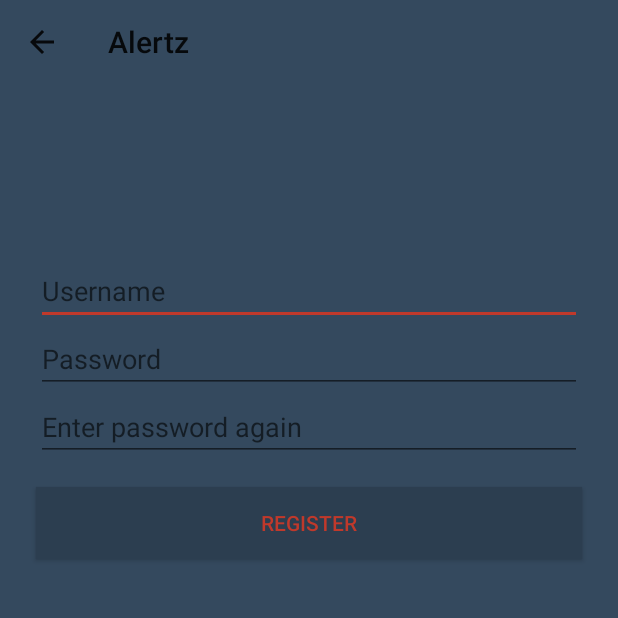
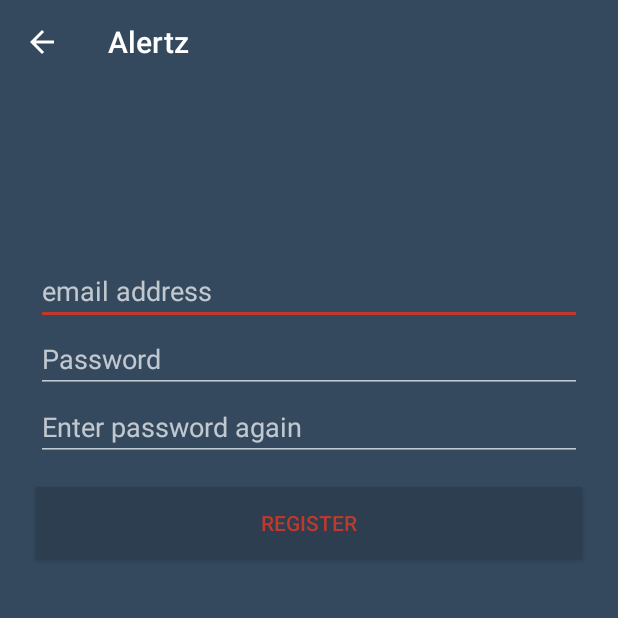
Before and after one commit to droidappsfactory/Alertz, an Android app: the screen it shows after launch (SignUpActivity), after a tap on "Sign up", on a phone screen of 412 x 824 dp, the top half of it. Run offline under Robolectric (Android 15) with nearby library versions, the phone set to English and light mode, and no system bars; our stand-ins replace Firebase (no records; nobody signed in at launch, a user with empty details on screens opened directly).

Commit message:
First copy

```diff
--- a/app/src/main/AndroidManifest.xml
+++ b/app/src/main/AndroidManifest.xml
@@ -26,6 +26,7 @@
         </provider>
 
         <activity
+            android:theme="@style/AppThemeNoActionBar"
             android:launchMode="singleInstance"
             android:name=".LoginActivity">
             <intent-filter>
--- a/app/src/main/java/com/droidappsfactory/alertz/LoginActivity.java
+++ b/app/src/main/java/com/droidappsfactory/alertz/LoginActivity.java
@@ -1,5 +1,6 @@
 package com.droidappsfactory.alertz;
 
+import android.app.Activity;
 import android.app.ProgressDialog;
 import android.content.Context;
 import android.content.Intent;
@@ -90,6 +91,7 @@ public class LoginActivity extends AppCompatActivity {
             public void onClick(View view) {
                 Intent intent = new Intent(context,SignUpActivity.class);
                 startActivity(intent);
+                overridePendingTransition(R.anim.move_right_in_activity,R.anim.move_left_out_activity);
             }
         });
     }
--- a/app/src/main/java/com/droidappsfactory/alertz/SignUpActivity.java
+++ b/app/src/main/java/com/droidappsfactory/alertz/SignUpActivity.java
@@ -67,7 +67,7 @@ public class SignUpActivity extends AppCompatActivity {
                     Toast.makeText(context,"Please re-enter your password",Toast.LENGTH_SHORT).show();
                     return;
                 }
-                if(passWord.equalsIgnoreCase(retypePassWord)){
+                if(!passWord.equalsIgnoreCase(retypePassWord)){
                     Toast.makeText(context,"Entered passwords didn't match",Toast.LENGTH_SHORT).show();
                     et_passowrd.setText("");
                     et_retype_pwd.setText("");
--- a/app/src/main/res/layout/activity_login.xml
+++ b/app/src/main/res/layout/activity_login.xml
@@ -15,9 +15,9 @@
         android:layout_marginRight="24dp"
         android:layout_marginTop="218dp"
         android:ems="10"
+        android:hint="@string/email"
+        android:inputType="textPersonName"
         android:textColor="@color/colorAccent"
-        android:hint="@string/username"
-        android:inputType="textPersonName"
         app:layout_constraintHorizontal_bias="0.0"
         app:layout_constraintLeft_toLeftOf="parent"
         app:layout_constraintRight_toRightOf="parent"
--- a/app/src/main/res/layout/activity_signup.xml
+++ b/app/src/main/res/layout/activity_signup.xml
@@ -16,7 +16,7 @@
         android:layout_marginTop="171dp"
         android:ems="10"
         android:textColor="@color/colorAccent"
-        android:hint="@string/username"
+        android:hint="@string/email"
         android:inputType="textPersonName"
         app:layout_constraintHorizontal_bias="0.0"
         app:layout_constraintLeft_toLeftOf="parent"
--- a/app/src/main/res/values/strings.xml
+++ b/app/src/main/res/values/strings.xml
@@ -7,4 +7,5 @@
     <string name="register">Register</string>
     <string name="logout">Logout</string>
     <string name="retypepwd">Enter password again</string>
+    <string name="email">email address</string>
 </resources>
--- a/app/src/main/res/values/styles.xml
+++ b/app/src/main/res/values/styles.xml
@@ -8,7 +8,7 @@
         <item name="colorAccent">@color/colorAccent</item>
     </style>
 
-    <style name="AppThemeNoActionBar" parent="Theme.AppCompat.Light.NoActionBar">
+    <style name="AppThemeNoActionBar" parent="Theme.AppCompat.NoActionBar">
         <!-- Customize your theme here. -->
         <item name="colorPrimary">@color/colorPrimary</item>
         <item name="colorPrimaryDark">@color/colorPrimaryDark</item>
```
